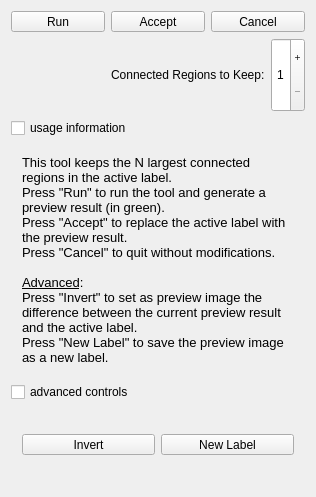
This is Modules/SegmentationUI/Qmitk/QmitkKeepNConnectedRegionsTool3DGUIControls.ui in MITK/MITK as Qt 5 draws it before an edit. The edited form follows.
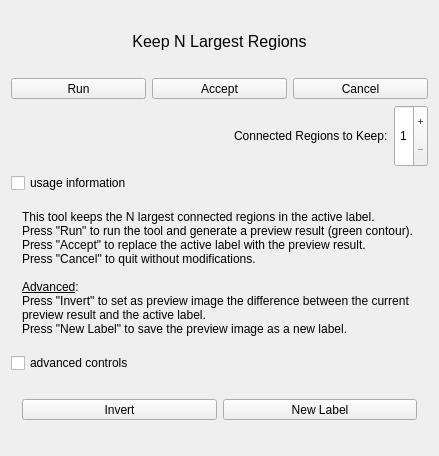
This is the edited form. Icons and pictures are not drawn.

```diff
--- a/Modules/SegmentationUI/Qmitk/QmitkKeepNConnectedRegionsTool3DGUIControls.ui
+++ b/Modules/SegmentationUI/Qmitk/QmitkKeepNConnectedRegionsTool3DGUIControls.ui
@@ -6,8 +6,8 @@
    <rect>
     <x>0</x>
     <y>0</y>
-    <width>316</width>
-    <height>497</height>
+    <width>439</width>
+    <height>456</height>
    </rect>
   </property>
   <property name="sizePolicy">
@@ -29,6 +29,21 @@
    <string/>
   </property>
   <layout class="QVBoxLayout" name="verticalLayout_2">
+   <item>
+    <widget class="QLabel" name="label">
+     <property name="font">
+      <font>
+       <pointsize>12</pointsize>
+      </font>
+     </property>
+     <property name="text">
+      <string>Keep N Largest Regions</string>
+     </property>
+     <property name="alignment">
+      <set>Qt::AlignCenter</set>
+     </property>
+    </widget>
+   </item>
    <item>
     <layout class="QHBoxLayout" name="horizontalLayout_2">
      <item>
@@ -246,14 +261,14 @@
 &lt;html&gt;&lt;head&gt;&lt;meta name=&quot;qrichtext&quot; content=&quot;1&quot; /&gt;&lt;style type=&quot;text/css&quot;&gt;
 p, li { white-space: pre-wrap; }
 &lt;/style&gt;&lt;/head&gt;&lt;body style=&quot; font-family:'MS Shell Dlg 2'; font-size:8pt; font-weight:400; font-style:normal;&quot;&gt;
-&lt;p style=&quot; margin-top:0px; margin-bottom:0px; margin-left:0px; margin-right:0px; -qt-block-indent:0; text-indent:0px;&quot;&gt;&lt;span style=&quot; font-family:'Sans'; font-size:10pt;&quot;&gt;This tool keeps the N largest connected regions in the active label.&lt;/span&gt;&lt;/p&gt;
-&lt;p style=&quot; margin-top:0px; margin-bottom:0px; margin-left:0px; margin-right:0px; -qt-block-indent:0; text-indent:0px;&quot;&gt;&lt;span style=&quot; font-family:'Sans'; font-size:10pt;&quot;&gt;Press &amp;quot;Run&amp;quot; to run the tool and generate a preview result (in green).&lt;/span&gt;&lt;/p&gt;
-&lt;p style=&quot; margin-top:0px; margin-bottom:0px; margin-left:0px; margin-right:0px; -qt-block-indent:0; text-indent:0px;&quot;&gt;&lt;span style=&quot; font-family:'Sans'; font-size:10pt;&quot;&gt;Press &amp;quot;Accept&amp;quot; to replace the active label with the preview result.&lt;/span&gt;&lt;/p&gt;
-&lt;p style=&quot; margin-top:0px; margin-bottom:0px; margin-left:0px; margin-right:0px; -qt-block-indent:0; text-indent:0px;&quot;&gt;&lt;span style=&quot; font-family:'Sans'; font-size:10pt;&quot;&gt;Press &amp;quot;Cancel&amp;quot; to quit without modifications.&lt;/span&gt;&lt;/p&gt;
-&lt;p style=&quot;-qt-paragraph-type:empty; margin-top:0px; margin-bottom:0px; margin-left:0px; margin-right:0px; -qt-block-indent:0; text-indent:0px; font-family:'Sans'; font-size:10pt;&quot;&gt;&lt;br /&gt;&lt;/p&gt;
-&lt;p style=&quot; margin-top:0px; margin-bottom:0px; margin-left:0px; margin-right:0px; -qt-block-indent:0; text-indent:0px;&quot;&gt;&lt;span style=&quot; font-family:'Sans'; font-size:10pt; text-decoration: underline;&quot;&gt;Advanced&lt;/span&gt;&lt;span style=&quot; font-family:'Sans'; font-size:10pt;&quot;&gt;:&lt;/span&gt;&lt;/p&gt;
-&lt;p style=&quot; margin-top:0px; margin-bottom:0px; margin-left:0px; margin-right:0px; -qt-block-indent:0; text-indent:0px;&quot;&gt;&lt;span style=&quot; font-family:'Sans'; font-size:10pt;&quot;&gt;Press &amp;quot;Invert&amp;quot; to set as preview image the difference between the current preview result and the active label.&lt;/span&gt;&lt;/p&gt;
-&lt;p style=&quot; margin-top:0px; margin-bottom:0px; margin-left:0px; margin-right:0px; -qt-block-indent:0; text-indent:0px;&quot;&gt;&lt;span style=&quot; font-family:'Sans'; font-size:10pt;&quot;&gt;Press &amp;quot;New Label&amp;quot; to save the preview image as a new label.&lt;/span&gt;&lt;/p&gt;&lt;/body&gt;&lt;/html&gt;</string>
+&lt;p style=&quot; margin-top:0px; margin-bottom:0px; margin-left:0px; margin-right:0px; -qt-block-indent:0; text-indent:0px;&quot;&gt;&lt;span style=&quot; font-family:'Sans'; font-size:9pt;&quot;&gt;This tool keeps the N largest connected regions in the active label.&lt;/span&gt;&lt;/p&gt;
+&lt;p style=&quot; margin-top:0px; margin-bottom:0px; margin-left:0px; margin-right:0px; -qt-block-indent:0; text-indent:0px;&quot;&gt;&lt;span style=&quot; font-family:'Sans'; font-size:9pt;&quot;&gt;Press &amp;quot;Run&amp;quot; to run the tool and generate a preview result (green contour).&lt;/span&gt;&lt;/p&gt;
+&lt;p style=&quot; margin-top:0px; margin-bottom:0px; margin-left:0px; margin-right:0px; -qt-block-indent:0; text-indent:0px;&quot;&gt;&lt;span style=&quot; font-family:'Sans'; font-size:9pt;&quot;&gt;Press &amp;quot;Accept&amp;quot; to replace the active label with the preview result.&lt;/span&gt;&lt;/p&gt;
+&lt;p style=&quot; margin-top:0px; margin-bottom:0px; margin-left:0px; margin-right:0px; -qt-block-indent:0; text-indent:0px;&quot;&gt;&lt;span style=&quot; font-family:'Sans'; font-size:9pt;&quot;&gt;Press &amp;quot;Cancel&amp;quot; to quit without modifications.&lt;/span&gt;&lt;/p&gt;
+&lt;p style=&quot;-qt-paragraph-type:empty; margin-top:0px; margin-bottom:0px; margin-left:0px; margin-right:0px; -qt-block-indent:0; text-indent:0px; font-family:'Sans'; font-size:9pt;&quot;&gt;&lt;br /&gt;&lt;/p&gt;
+&lt;p style=&quot; margin-top:0px; margin-bottom:0px; margin-left:0px; margin-right:0px; -qt-block-indent:0; text-indent:0px;&quot;&gt;&lt;span style=&quot; font-family:'Sans'; font-size:9pt; text-decoration: underline;&quot;&gt;Advanced&lt;/span&gt;&lt;span style=&quot; font-family:'Sans'; font-size:9pt;&quot;&gt;:&lt;/span&gt;&lt;/p&gt;
+&lt;p style=&quot; margin-top:0px; margin-bottom:0px; margin-left:0px; margin-right:0px; -qt-block-indent:0; text-indent:0px;&quot;&gt;&lt;span style=&quot; font-family:'Sans'; font-size:9pt;&quot;&gt;Press &amp;quot;Invert&amp;quot; to set as preview image the difference between the current preview result and the active label.&lt;/span&gt;&lt;/p&gt;
+&lt;p style=&quot; margin-top:0px; margin-bottom:0px; margin-left:0px; margin-right:0px; -qt-block-indent:0; text-indent:0px;&quot;&gt;&lt;span style=&quot; font-family:'Sans'; font-size:9pt;&quot;&gt;Press &amp;quot;New Label&amp;quot; to save the preview image as a new label.&lt;/span&gt;&lt;/p&gt;&lt;/body&gt;&lt;/html&gt;</string>
         </property>
         <property name="alignment">
          <set>Qt::AlignVCenter</set>
```
